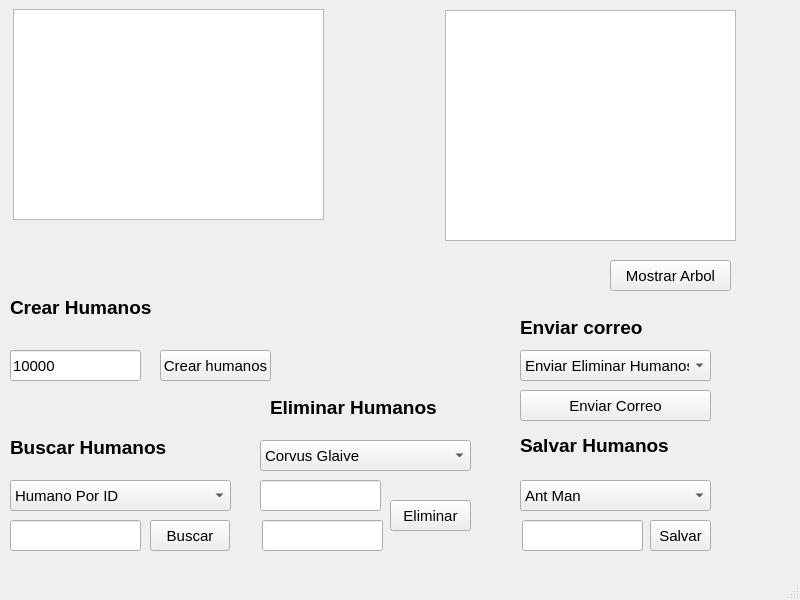
Old version of the form mainwindow.ui in the repository Girome01/Proyecto-Thanos.
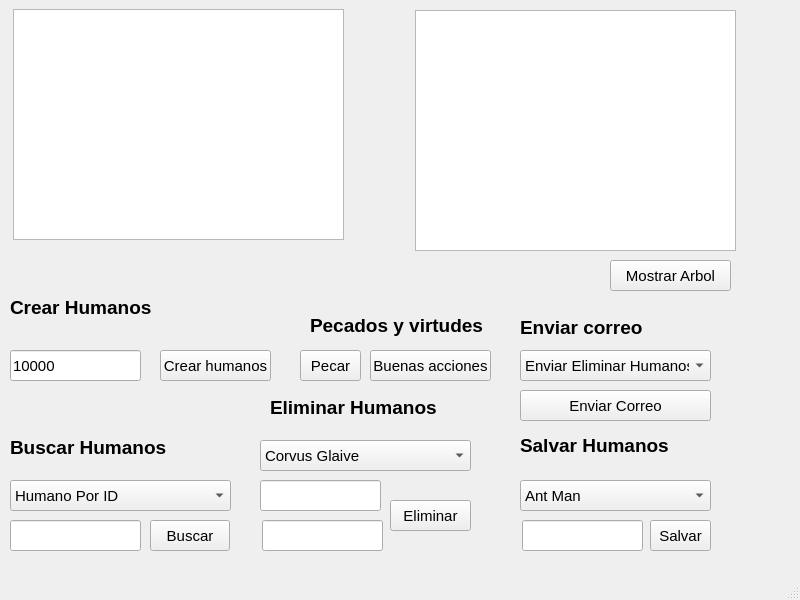
New version of the form.

What changed in the file:
```diff
--- a/mainwindow.ui
+++ b/mainwindow.ui
@@ -19,8 +19,8 @@
      <rect>
       <x>13</x>
       <y>9</y>
-      <width>311</width>
-      <height>211</height>
+      <width>331</width>
+      <height>231</height>
      </rect>
     </property>
    </widget>
@@ -118,10 +118,10 @@
    <widget class="QTextBrowser" name="txtArbol">
     <property name="geometry">
      <rect>
-      <x>445</x>
+      <x>415</x>
       <y>10</y>
-      <width>291</width>
-      <height>231</height>
+      <width>321</width>
+      <height>241</height>
      </rect>
     </property>
    </widget>
@@ -470,6 +470,62 @@
      <string>Enviar correo</string>
     </property>
    </widget>
+   <widget class="QLabel" name="lblPecVir">
+    <property name="geometry">
+     <rect>
+      <x>310</x>
+      <y>310</y>
+      <width>191</width>
+      <height>31</height>
+     </rect>
+    </property>
+    <property name="font">
+     <font>
+      <pointsize>14</pointsize>
+      <weight>75</weight>
+      <bold>true</bold>
+     </font>
+    </property>
+    <property name="text">
+     <string>Pecados y virtudes</string>
+    </property>
+   </widget>
+   <widget class="QPushButton" name="btnPecar">
+    <property name="geometry">
+     <rect>
+      <x>300</x>
+      <y>350</y>
+      <width>61</width>
+      <height>31</height>
+     </rect>
+    </property>
+    <property name="font">
+     <font>
+      <pointsize>11</pointsize>
+     </font>
+    </property>
+    <property name="text">
+     <string>Pecar</string>
+    </property>
+   </widget>
+   <widget class="QPushButton" name="btnBuenasAcciones">
+    <property name="geometry">
+     <rect>
+      <x>370</x>
+      <y>350</y>
+      <width>121</width>
+      <height>31</height>
+     </rect>
+    </property>
+    <property name="font">
+     <font>
+      <pointsize>11</pointsize>
+     </font>
+    </property>
+    <property name="text">
+     <string>Buenas acciones</string>
+    </property>
+   </widget>
   </widget>
   <widget class="QStatusBar" name="statusbar"/>
   <widget class="QMenuBar" name="menubar">
```
